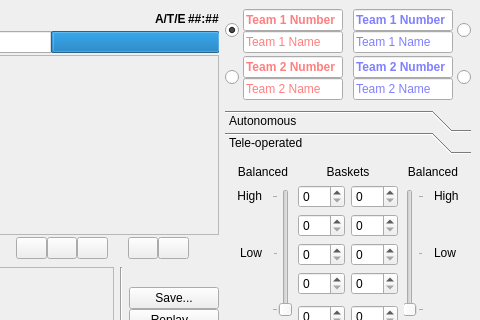
Qt form blockparty.ui (OlyCow/capablanca) before a commit; both pictures show x 120 to 600 and y 0 to 320 of the 600 by 479 pixel window.
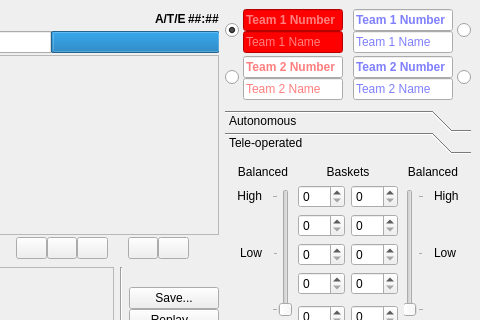
The same form after that commit. The open tabs and pages were chosen to show the change.

Commit message:
Added hoverrepaint (doesn't help)
also tweaked startup of blockparty window

The edit to the form file:
```diff
--- a/blockparty.ui
+++ b/blockparty.ui
@@ -697,7 +697,8 @@
            </size>
           </property>
           <property name="styleSheet">
-           <string notr="true">color: red</string>
+           <string notr="true">color: white;
+background-color: red;</string>
           </property>
           <property name="text">
            <string/>
@@ -831,7 +832,8 @@
            </font>
           </property>
           <property name="styleSheet">
-           <string notr="true">color: red</string>
+           <string notr="true">color: white;
+background-color: red;</string>
           </property>
           <property name="maxLength">
            <number>4</number>
```
Left out of the diff: 8 changed lines with no effect on the pictures. The commit also changes 2 other files.
